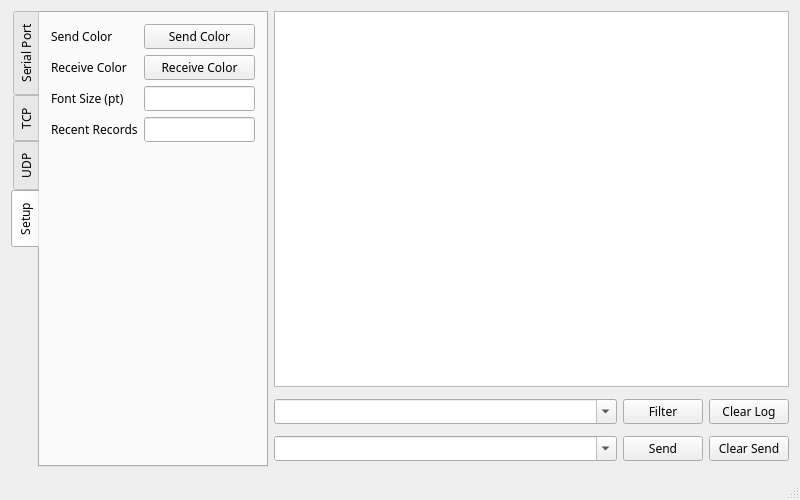
Before: the Qt Designer form mainwindow.ui in qqj1228/CommHelper, drawn with Qt 5.
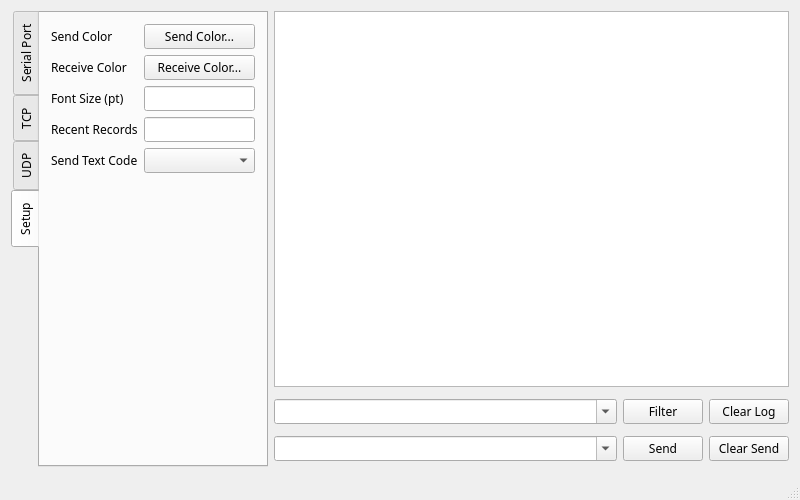
After: the same form once the commit is applied. The open tabs and pages were chosen to show the change.

Commit message: added send text code function

Patch:
```diff
--- a/mainwindow.ui
+++ b/mainwindow.ui
@@ -522,7 +522,7 @@
            </sizepolicy>
           </property>
           <property name="text">
-           <string>Send Color</string>
+           <string>Send Color...</string>
           </property>
          </widget>
         </item>
@@ -545,7 +545,7 @@
            </sizepolicy>
           </property>
           <property name="text">
-           <string>Receive Color</string>
+           <string>Receive Color...</string>
           </property>
          </widget>
         </item>
@@ -575,6 +575,16 @@
         <item row="3" column="1">
          <widget class="QLineEdit" name="edtHistory"/>
         </item>
+        <item row="4" column="0">
+         <widget class="QLabel" name="label_18">
+          <property name="text">
+           <string>Send Text Code</string>
+          </property>
+         </widget>
+        </item>
+        <item row="4" column="1">
+         <widget class="QComboBox" name="cbxTextCode"/>
+        </item>
        </layout>
       </widget>
      </widget>
```
Left out of the diff: 9 changed lines with no effect on the pictures. The commit also changes 8 other files.
